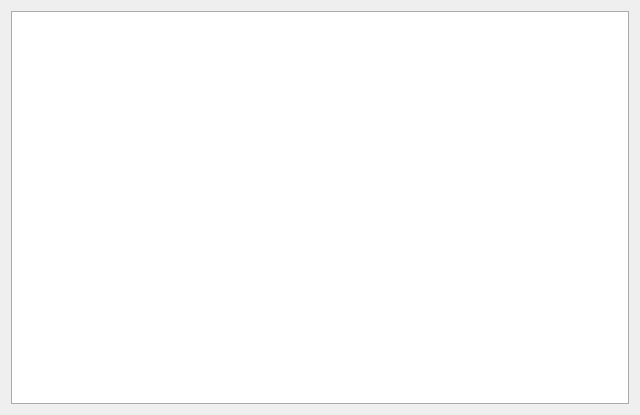
MrTrojan52/MERAGui, file dialog.ui: the form before one commit.
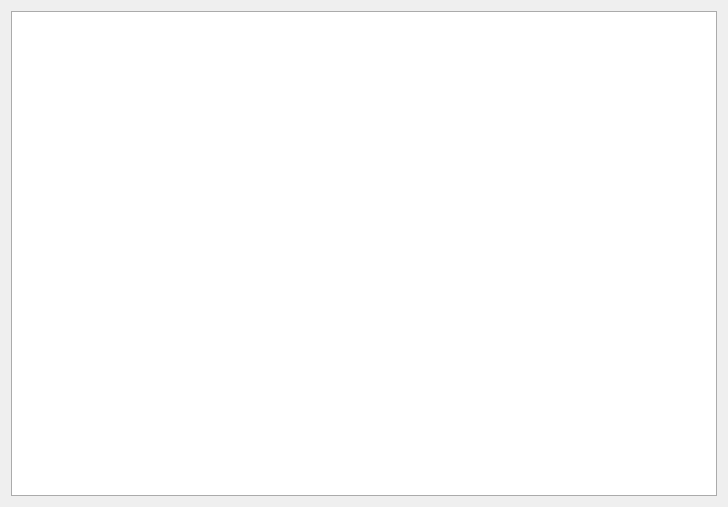
The form after the commit.

Commit message: Added scrollBar for tabs

The edit to the form file:
```diff
--- a/dialog.ui
+++ b/dialog.ui
@@ -6,8 +6,8 @@
    <rect>
     <x>0</x>
     <y>0</y>
-    <width>640</width>
-    <height>415</height>
+    <width>728</width>
+    <height>507</height>
    </rect>
   </property>
   <property name="font">
```
The commit also changes 1 other file.
